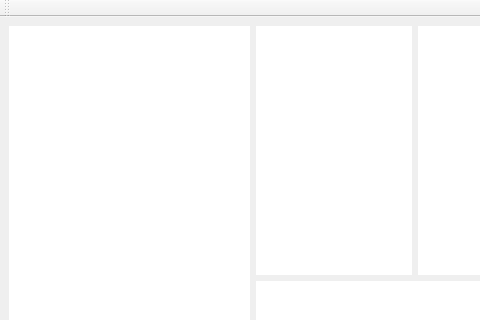
takkin-takilog/namake-trader, file trade_monitor/trade_monitor/ttm/histogram.ui: the form before one commit; both pictures show x 0 to 480 and y 0 to 320 of the 746 by 560 pixel window.
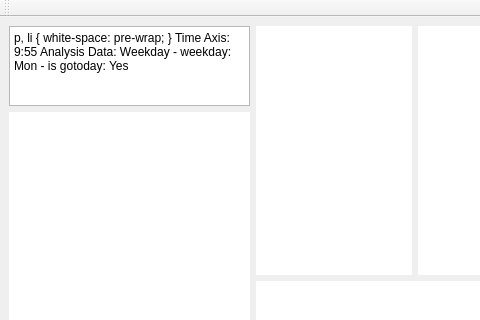
The form after the commit.

```diff
--- a/trade_monitor/trade_monitor/ttm/histogram.ui
+++ b/trade_monitor/trade_monitor/ttm/histogram.ui
@@ -16,14 +16,40 @@
   <widget class="QWidget" name="centralwidget">
    <layout class="QHBoxLayout" name="horizontalLayout_2" stretch="1,2">
     <item>
-     <layout class="QVBoxLayout" name="verticalLayout" stretch="0">
+     <layout class="QVBoxLayout" name="verticalLayout" stretch="0,0">
       <property name="sizeConstraint">
        <enum>QLayout::SetDefaultConstraint</enum>
       </property>
+      <item>
+       <widget class="QTextBrowser" name="textBrowser">
+        <property name="sizePolicy">
+         <sizepolicy hsizetype="Preferred" vsizetype="Fixed">
+          <horstretch>0</horstretch>
+          <verstretch>0</verstretch>
+         </sizepolicy>
+        </property>
+        <property name="maximumSize">
+         <size>
+          <width>16777215</width>
+          <height>80</height>
+         </size>
+        </property>
+        <property name="html">
+         <string>&lt;!DOCTYPE HTML PUBLIC &quot;-//W3C//DTD HTML 4.0//EN&quot; &quot;http://www.w3.org/TR/REC-html40/strict.dtd&quot;&gt;
+&lt;html&gt;&lt;head&gt;&lt;meta name=&quot;qrichtext&quot; content=&quot;1&quot; /&gt;&lt;style type=&quot;text/css&quot;&gt;
+p, li { white-space: pre-wrap; }
+&lt;/style&gt;&lt;/head&gt;&lt;body style=&quot; font-family:'Ubuntu'; font-size:11pt; font-weight:400; font-style:normal;&quot;&gt;
+&lt;p style=&quot; margin-top:0px; margin-bottom:0px; margin-left:0px; margin-right:0px; -qt-block-indent:0; text-indent:0px;&quot;&gt;Time Axis: &lt;span style=&quot; font-weight:600; color:#0000ff;&quot;&gt;9:55&lt;/span&gt;&lt;/p&gt;
+&lt;p style=&quot; margin-top:0px; margin-bottom:0px; margin-left:0px; margin-right:0px; -qt-block-indent:0; text-indent:0px;&quot;&gt;Analysis Data: &lt;span style=&quot; font-weight:600; color:#0000ff;&quot;&gt;Weekday&lt;/span&gt;&lt;/p&gt;
+&lt;p style=&quot; margin-top:0px; margin-bottom:0px; margin-left:0px; margin-right:0px; -qt-block-indent:0; text-indent:0px;&quot;&gt; - weekday: &lt;span style=&quot; font-weight:600; color:#0000ff;&quot;&gt;Mon&lt;/span&gt;&lt;/p&gt;
+&lt;p style=&quot; margin-top:0px; margin-bottom:0px; margin-left:0px; margin-right:0px; -qt-block-indent:0; text-indent:0px;&quot;&gt; - is gotoday: &lt;span style=&quot; font-weight:600; color:#0000ff;&quot;&gt;Yes&lt;/span&gt;&lt;/p&gt;&lt;/body&gt;&lt;/html&gt;</string>
+        </property>
+       </widget>
+      </item>
       <item>
        <widget class="QWidget" name="widget_TreeView" native="true">
         <property name="sizePolicy">
-         <sizepolicy hsizetype="Preferred" vsizetype="Expanding">
+         <sizepolicy hsizetype="Expanding" vsizetype="Expanding">
           <horstretch>0</horstretch>
           <verstretch>0</verstretch>
          </sizepolicy>
```
